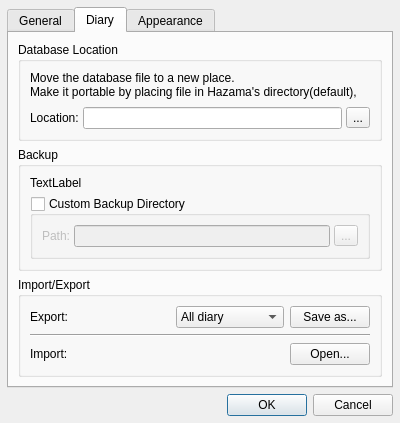
Qt form ui/configdialog.ui (krrr/Hazama) before a commit.
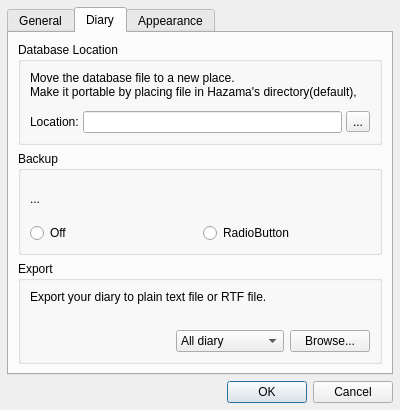
The same form after that commit. The open tabs and pages were chosen to show the change.

Commit message: update configdialog,complete page 1

Diff of the .ui file:
```diff
--- a/ui/configdialog.ui
+++ b/ui/configdialog.ui
@@ -47,6 +47,99 @@
       <attribute name="title">
        <string>General</string>
       </attribute>
+      <layout class="QVBoxLayout" name="verticalLayout_6">
+       <item>
+        <layout class="QHBoxLayout" name="horizontalLayout_4">
+         <item>
+          <widget class="QLabel" name="label_2">
+           <property name="sizePolicy">
+            <sizepolicy hsizetype="Maximum" vsizetype="Preferred">
+             <horstretch>0</horstretch>
+             <verstretch>0</verstretch>
+            </sizepolicy>
+           </property>
+           <property name="text">
+            <string>Language:</string>
+           </property>
+          </widget>
+         </item>
+         <item>
+          <widget class="QComboBox" name="langCombo">
+           <property name="sizePolicy">
+            <sizepolicy hsizetype="Maximum" vsizetype="Preferred">
+             <horstretch>0</horstretch>
+             <verstretch>0</verstretch>
+            </sizepolicy>
+           </property>
+           <item>
+            <property name="text">
+             <string>English</string>
+            </property>
+           </item>
+           <item>
+            <property name="text">
+             <string>Simplified Chinese</string>
+            </property>
+           </item>
+           <item>
+            <property name="text">
+             <string>Japanese</string>
+            </property>
+           </item>
+          </widget>
+         </item>
+         <item>
+          <spacer name="horizontalSpacer_2">
+           <property name="orientation">
+            <enum>Qt::Horizontal</enum>
+           </property>
+           <property name="sizeHint" stdset="0">
+            <size>
+             <width>40</width>
+             <height>20</height>
+            </size>
+           </property>
+          </spacer>
+         </item>
+        </layout>
+       </item>
+       <item>
+        <widget class="QGroupBox" name="editorBox">
+         <property name="title">
+          <string>Editor</string>
+         </property>
+         <layout class="QVBoxLayout" name="verticalLayout_7">
+          <item>
+           <widget class="QCheckBox" name="aindCheck">
+            <property name="text">
+             <string>Auto indent</string>
+            </property>
+           </widget>
+          </item>
+          <item>
+           <widget class="QCheckBox" name="copenCheck">
+            <property name="text">
+             <string>Open in the center of main window</string>
+            </property>
+           </widget>
+          </item>
+         </layout>
+        </widget>
+       </item>
+       <item>
+        <spacer name="verticalSpacer">
+         <property name="orientation">
+          <enum>Qt::Vertical</enum>
+         </property>
+         <property name="sizeHint" stdset="0">
+          <size>
+           <width>20</width>
+           <height>40</height>
+          </size>
+         </property>
+        </spacer>
+       </item>
+      </layout>
      </widget>
      <widget class="QWidget" name="nikkichou">
       <attribute name="title">
@@ -121,48 +214,27 @@
           <item>
            <widget class="QLabel" name="backupLabel">
             <property name="text">
-             <string>TextLabel</string>
+             <string>...</string>
             </property>
            </widget>
           </item>
           <item>
-           <widget class="QGroupBox" name="cusDirBox">
-            <property name="title">
-             <string>Custom Backup Directory</string>
-            </property>
-            <property name="checkable">
-             <bool>true</bool>
-            </property>
-            <property name="checked">
-             <bool>false</bool>
-            </property>
-            <layout class="QHBoxLayout" name="horizontalLayout_2">
-             <property name="spacing">
-              <number>4</number>
-             </property>
-             <item>
-              <widget class="QLabel" name="label_4">
-               <property name="text">
-                <string>Path:</string>
-               </property>
-              </widget>
-             </item>
-             <item>
-              <widget class="QLineEdit" name="cusDirEdit">
-               <property name="text">
-                <string/>
-               </property>
-              </widget>
-             </item>
-             <item>
-              <widget class="QToolButton" name="toolButton_2">
-               <property name="text">
-                <string>...</string>
-               </property>
-              </widget>
-             </item>
-            </layout>
-           </widget>
+           <layout class="QHBoxLayout" name="horizontalLayout_2">
+            <item>
+             <widget class="QRadioButton" name="radioButton_2">
+              <property name="text">
+               <string>Off</string>
+              </property>
+             </widget>
+            </item>
+            <item>
+             <widget class="QRadioButton" name="radioButton">
+              <property name="text">
+               <string>RadioButton</string>
+              </property>
+             </widget>
+            </item>
+           </layout>
           </item>
          </layout>
         </widget>
@@ -170,26 +242,36 @@
        <item>
         <widget class="QGroupBox" name="groupBox_2">
          <property name="title">
-          <string>Import/Export</string>
+          <string>Export</string>
          </property>
          <property name="flat">
           <bool>false</bool>
          </property>
          <layout class="QVBoxLayout" name="verticalLayout_5">
+          <item>
+           <widget class="QLabel" name="exportLabel">
+            <property name="text">
+             <string>Export your diary to plain text file or RTF file.</string>
+            </property>
+            <property name="alignment">
+             <set>Qt::AlignLeading|Qt::AlignLeft|Qt::AlignTop</set>
+            </property>
+           </widget>
+          </item>
           <item>
            <layout class="QHBoxLayout" name="horizontalLayout_3">
             <item>
-             <widget class="QLabel" name="exportLabel">
-              <property name="sizePolicy">
-               <sizepolicy hsizetype="Expanding" vsizetype="Preferred">
-                <horstretch>0</horstretch>
-                <verstretch>0</verstretch>
-               </sizepolicy>
+             <spacer name="horizontalSpacer">
+              <property name="orientation">
+               <enum>Qt::Horizontal</enum>
               </property>
-              <property name="text">
-               <string>Export:</string>
+              <property name="sizeHint" stdset="0">
+               <size>
+                <width>40</width>
+                <height>20</height>
+               </size>
               </property>
-             </widget>
+             </spacer>
             </item>
             <item>
              <widget class="QComboBox" name="exportOption">
@@ -199,6 +281,9 @@
                 <verstretch>0</verstretch>
                </sizepolicy>
               </property>
+              <property name="frame">
+               <bool>true</bool>
+              </property>
               <item>
                <property name="text">
                 <string>All diary</string>
@@ -220,7 +305,7 @@
                </sizepolicy>
               </property>
               <property name="text">
-               <string>Save as...</string>
+               <string>Browse...</string>
               </property>
               <property name="autoDefault">
                <bool>false</bool>
@@ -229,37 +314,6 @@
             </item>
            </layout>
           </item>
-          <item>
-           <widget class="Line" name="line">
-            <property name="orientation">
-             <enum>Qt::Horizontal</enum>
-            </property>
-           </widget>
-          </item>
-          <item>
-           <layout class="QHBoxLayout" name="horizontalLayout_4">
-            <item>
-             <widget class="QLabel" name="importLabel">
-              <property name="text">
-               <string>Import:</string>
-              </property>
-             </widget>
-            </item>
-            <item>
-             <widget class="QPushButton" name="importBtn">
-              <property name="sizePolicy">
-               <sizepolicy hsizetype="Maximum" vsizetype="Fixed">
-                <horstretch>0</horstretch>
-                <verstretch>0</verstretch>
-               </sizepolicy>
-              </property>
-              <property name="text">
-               <string>Open...</string>
-              </property>
-             </widget>
-            </item>
-           </layout>
-          </item>
          </layout>
         </widget>
        </item>
```
Left out of the diff: 10 changed lines with no effect on the pictures. The commit also changes 2 other files.
